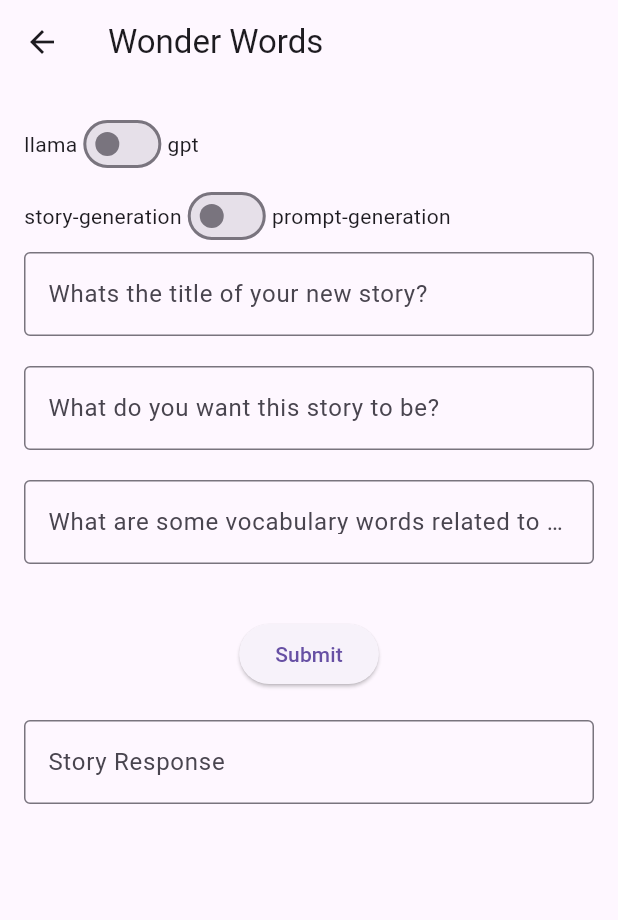
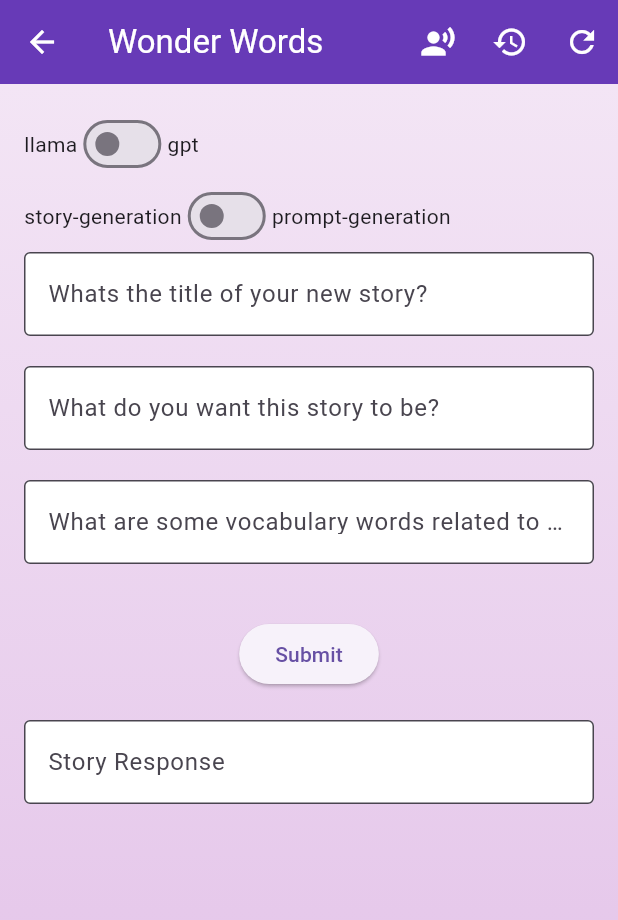
Before and after one commit to NickKornienko/Wonder-Words, a Flutter app: the StoryScreen screen opened directly, after a tap on the "details" icon, on a phone screen of 412 x 824 dp. Shown: the top 920 px of the screen. Run offline on Flutter 3.47's test engine with Material 3 defaults, Android fonts, the phone set to English and light mode, and no system bars; our stand-ins replace firebase_auth, firebase_core, flutter_secure_storage, flutter_tts, google_fonts; accounts and stored records are empty; network calls fail.

Commit message:
added styling and appbar to debug

```diff
--- a/wonder_words_flutter_application/lib/screens/home/story_screen.dart
+++ b/wonder_words_flutter_application/lib/screens/home/story_screen.dart
@@ -17,10 +17,63 @@ class StoryScreen extends StatefulWidget {
   const StoryScreen({Key? key}) : super(key: key);
 
   @override
-  State<StoryScreen> createState() => _StoryScreenState();
+  State<StoryScreen> createState() => StoryScreenState();
+
+  static AppBar buildAppBar(BuildContext context, Function showVoiceSelectionDialog, Function refreshMessages, {bool isStoryDetailsForm = false}) {
+    return AppBar(
+      title: const Text('Wonder Words'),
+      backgroundColor: Colors.deepPurple,
+      foregroundColor: Colors.white,
+      leading: isStoryDetailsForm
+          ? IconButton(
+              icon: const Icon(Icons.arrow_back),
+              onPressed: () {
+                Navigator.pop(context);
+              },
+            )
+          : null,
+      actions: [
+        IconButton(
+          icon: const Icon(Icons.record_voice_over),
+          onPressed: () => showVoiceSelectionDialog(),
+          tooltip: 'Select Voice',
+        ),
+        IconButton(
+          icon: const Icon(Icons.history),
+          onPressed: () {
+            Navigator.push(
+              context,
+              MaterialPageRoute(
+                builder: (context) => const StoryHistoryScreen(),
+              ),
+            );
+          },
+          tooltip: 'View Story History',
+        ),
+        IconButton(
+          icon: const Icon(Icons.refresh),
+          onPressed: () => refreshMessages(),
+          tooltip: 'Start New Conversation',
+        ),
+        if (!isStoryDetailsForm)
+          IconButton(
+            icon: const Icon(Icons.details),
+            onPressed: () {
+              Navigator.push(
+                context,
+                MaterialPageRoute(
+                  builder: (context) => const StoryDetailsForm(),
+                ),
+              );
+            },
+            tooltip: 'Story Details',
+          ),
+      ],
+    );
+  }
 }
 
-class _StoryScreenState extends State<StoryScreen> {
+class StoryScreenState extends State<StoryScreen> {
   final TextEditingController _promptController = TextEditingController();
   final StoryService _storyService = StoryService();
   final FlutterTts _flutterTts = FlutterTts();
@@ -381,59 +434,7 @@ class _StoryScreenState extends State<StoryScreen> {
     final isChild = authProvider.isChild;
 
     return Scaffold(
-      appBar: AppBar(
-        title: const Text('Wonder Words'),
-        backgroundColor: Colors.deepPurple,
-        foregroundColor: Colors.white,
-        actions: [
-          IconButton(
-            icon: const Icon(Icons.record_voice_over),
-            onPressed: _showVoiceSelectionDialog,
-            tooltip: 'Select Voice',
-          ),
-          IconButton(
-            icon: const Icon(Icons.history),
-            onPressed: () {
-              Navigator.push(
-                context,
-                MaterialPageRoute(
-                  builder: (context) => const StoryHistoryScreen(),
-                ),
-              );
-            },
-            tooltip: 'View Story History',
-          ),
-          IconButton(
-            icon: const Icon(Icons.refresh),
-            onPressed: () {
-              setState(() {
-                _messages.clear();
-                _messages.add(Message(
-                  content:
-                      'Welcome to Wonder Words! Ask me to tell you a story.',
-                  isUser: false,
-                ));
-                _conversationId = null;
-                _needsConfirmation = false;
-                _pendingQuery = '';
-              });
-            },
-            tooltip: 'Start New Conversation',
-          ),
-          IconButton(
-            icon: const Icon(Icons.details),
-            onPressed: () {
-              Navigator.push(
-                context,
-                MaterialPageRoute(
-                  builder: (context) => StoryDetailsForm(),
-                ),
-              );
-            },
-            tooltip: 'Story Details',
-          ),
-        ],
-      ),
+      appBar: StoryScreen.buildAppBar(context, _showVoiceSelectionDialog, _refreshMessages),
       body: Container(
         decoration: BoxDecoration(
           gradient: LinearGradient(
@@ -597,4 +598,17 @@ class _StoryScreenState extends State<StoryScreen> {
       ),
     );
   }
+
+  void _refreshMessages() {
+    setState(() {
+      _messages.clear();
+      _messages.add(Message(
+        content: 'Welcome to Wonder Words! Ask me to tell you a story.',
+        isUser: false,
+      ));
+      _conversationId = null;
+      _needsConfirmation = false;
+      _pendingQuery = '';
+    });
+  }
 }
--- a/wonder_words_flutter_application/lib/services/debug/storyDetails.dart
+++ b/wonder_words_flutter_application/lib/services/debug/storyDetails.dart
@@ -23,7 +23,6 @@ Future<String> _loadKeyFromConfigFile(String configFileName, String tokenKey) as
     throw Exception('Error reading API key from file: $e');
   }
 }
-
 
 class StoryDetails extends StatefulWidget {
   final Function(Map<String, dynamic>) onSubmit;
@@ -199,6 +198,7 @@ class _StoryDetailsState extends State<StoryDetails> {
     }
   }
 
+
   @override
   Widget build(BuildContext context) {
     return Column(
@@ -208,6 +208,8 @@ class _StoryDetailsState extends State<StoryDetails> {
           decoration: InputDecoration(
             border: OutlineInputBorder(),
             labelText: 'Whats the title of your new story?',
+            filled: true,
+            fillColor: Colors.white,
           ),
         ),
         const SizedBox(height: 20),
@@ -216,6 +218,8 @@ class _StoryDetailsState extends State<StoryDetails> {
           decoration: InputDecoration(
             border: OutlineInputBorder(),
             labelText: 'What do you want this story to be?',
+            filled: true,
+            fillColor: Colors.white,
           ),
         ),
         const SizedBox(height: 20),
@@ -224,6 +228,8 @@ class _StoryDetailsState extends State<StoryDetails> {
           decoration: InputDecoration(
             border: OutlineInputBorder(),
             labelText: 'What are some vocabulary words related to your story?',
+            filled: true,
+            fillColor: Colors.white,
           ),
         ),
         const SizedBox(height: 20),
--- a/wonder_words_flutter_application/lib/services/debug/storyDetailsForm.dart
+++ b/wonder_words_flutter_application/lib/services/debug/storyDetailsForm.dart
@@ -1,10 +1,13 @@
 import 'package:flutter/material.dart';
+import 'package:wonder_words_flutter_application/screens/home/story_screen.dart';
 import 'package:wonder_words_flutter_application/services/debug/storyDetails.dart';
 import 'package:wonder_words_flutter_application/services/debug/storyInference.dart';
 import 'package:wonder_words_flutter_application/services/story_service.dart';
 import '../../services/auth/auth_provider.dart';
 
 class StoryDetailsForm extends StatefulWidget {
+  const StoryDetailsForm({Key? key}) : super(key: key);
+
   @override
   _StoryDetailsFormState createState() => _StoryDetailsFormState();
 }
@@ -54,20 +57,39 @@ class _StoryDetailsFormState extends State<StoryDetailsForm> {
     });
   }
 
+  void _showVoiceSelectionDialog() {
+    // Implementation of _showVoiceSelectionDialog
+  }
+
+  void _refreshMessages() {
+    setState(() {
+      _responseText = '';
+      _promptResponseText = '';
+      _formattedRequestText = '';
+    });
+  }
+
   @override
   Widget build(BuildContext context) {
     return MaterialApp(
       home: Scaffold(
-        appBar: AppBar(
-          title: const Text("Wonder Words"),
-          leading: IconButton(
-            icon: const Icon(Icons.arrow_back),
-            onPressed: () {
-              Navigator.pop(context);
-            },
+        appBar: StoryScreen.buildAppBar(context, _showVoiceSelectionDialog, _refreshMessages, isStoryDetailsForm: true),
+        body: Container(
+          decoration: BoxDecoration(
+            gradient: LinearGradient(
+              begin: Alignment.topCenter,
+              end: Alignment.bottomCenter,
+              colors: [
+                Colors.purple[50]!,
+                Colors.purple[100]!,
+              ],
             ),
           ),
-        body: SingleChildScrollView(
+          child: Column(
+            mainAxisAlignment: MainAxisAlignment.spaceBetween,
+            children: [
+              Expanded(
+                child: SingleChildScrollView(
                   child: Center(
                     child: Padding(
                       padding: const EdgeInsets.all(16.0),
@@ -118,6 +140,8 @@ class _StoryDetailsFormState extends State<StoryDetailsForm> {
                                   decoration: const InputDecoration(
                                     border: OutlineInputBorder(),
                                     labelText: 'Story Response',
+                                    filled: true,
+                                    fillColor: Colors.white,
                                   ),
                                   readOnly: true,
                                   maxLines: null,
@@ -137,6 +161,8 @@ class _StoryDetailsFormState extends State<StoryDetailsForm> {
                                   decoration: const InputDecoration(
                                     border: OutlineInputBorder(),
                                     labelText: 'AI Prompt',
+                                    filled: true,
+                                    fillColor: Colors.white,
                                   ),
                                   readOnly: true,
                                   maxLines: null,
@@ -154,6 +180,8 @@ class _StoryDetailsFormState extends State<StoryDetailsForm> {
                                   decoration: const InputDecoration(
                                     border: OutlineInputBorder(),
                                     labelText: 'Prompt Response',
+                                    filled: true,
+                                    fillColor: Colors.white,
                                   ),
                                   readOnly: true,
                                   maxLines: null,
@@ -167,6 +195,10 @@ class _StoryDetailsFormState extends State<StoryDetailsForm> {
                   ),
                 ),
               ),
+            ],
+          ),
+        ),
+      ),
     );
   }
 }
```
Lines whose indentation alone changed are shown as unchanged.
